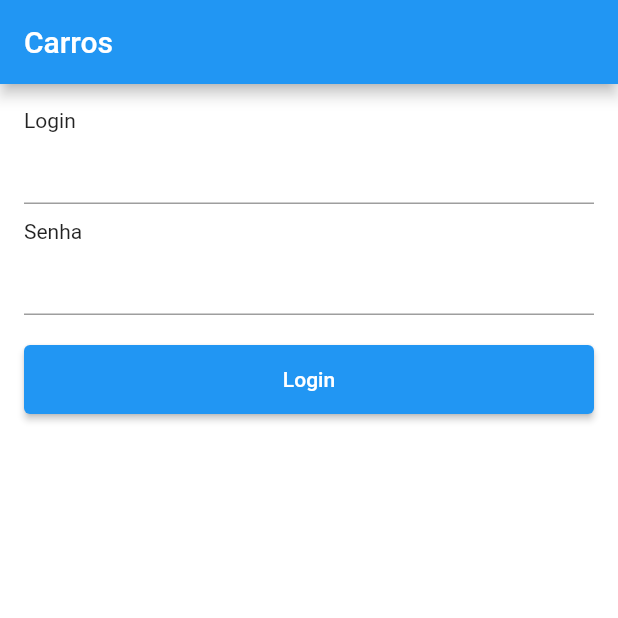
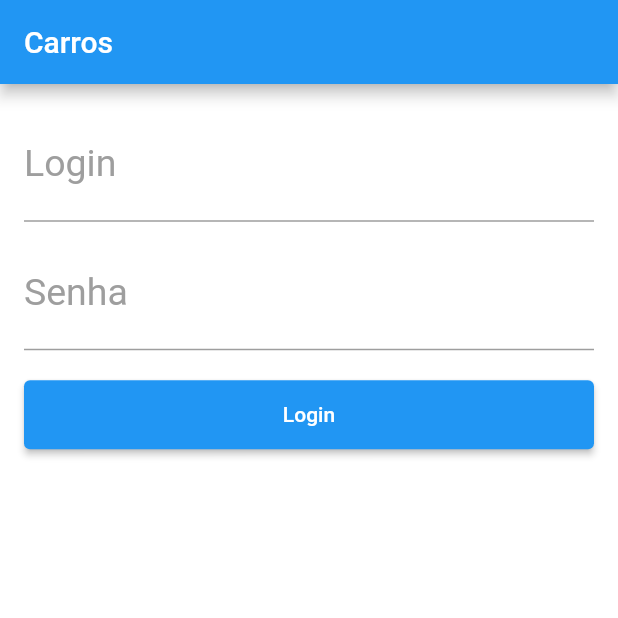
Before and after one commit to MatheusAngelicio/Cars_App, a Flutter app: the screen it shows after launch, on a phone screen of 412 x 824 dp, the top half of it. Run offline on Flutter 3.47's test engine with Material 2 defaults, Android fonts, the light colour scheme and no system bars.

Commit message:
input decoration

```diff
--- a/lib/pages/login_page.dart
+++ b/lib/pages/login_page.dart
@@ -13,12 +13,41 @@ class LoginPage extends StatelessWidget {
       padding: EdgeInsets.all(16),
       child: ListView(
         children: [
-          Text("Login"),
-          TextFormField(),
+          TextFormField(
+            style: const TextStyle(
+              fontSize: 25,
+              color: Colors.blue
+            ),
+            decoration: const InputDecoration(
+              labelText: "Login",
+              labelStyle: TextStyle(
+                fontSize: 25,
+                color: Colors.grey
+              ),
+              hintText: "Digite o login",
+              hintStyle: TextStyle(
+                fontSize: 16
+              )
+            ),
+          ),
           SizedBox(height: 10,),
-          Text("Senha"),
           TextFormField(
             obscureText: true,
+            style: const TextStyle(
+                fontSize: 25,
+                color: Colors.blue
+            ),
+            decoration: const InputDecoration(
+                labelText: "Senha",
+                labelStyle: TextStyle(
+                    fontSize: 25,
+                    color: Colors.grey
+                ),
+                hintText: "Digite a senha",
+                hintStyle: TextStyle(
+                    fontSize: 16
+                )
+            ),
           ),
           SizedBox(height: 20,),
           Container(
```
